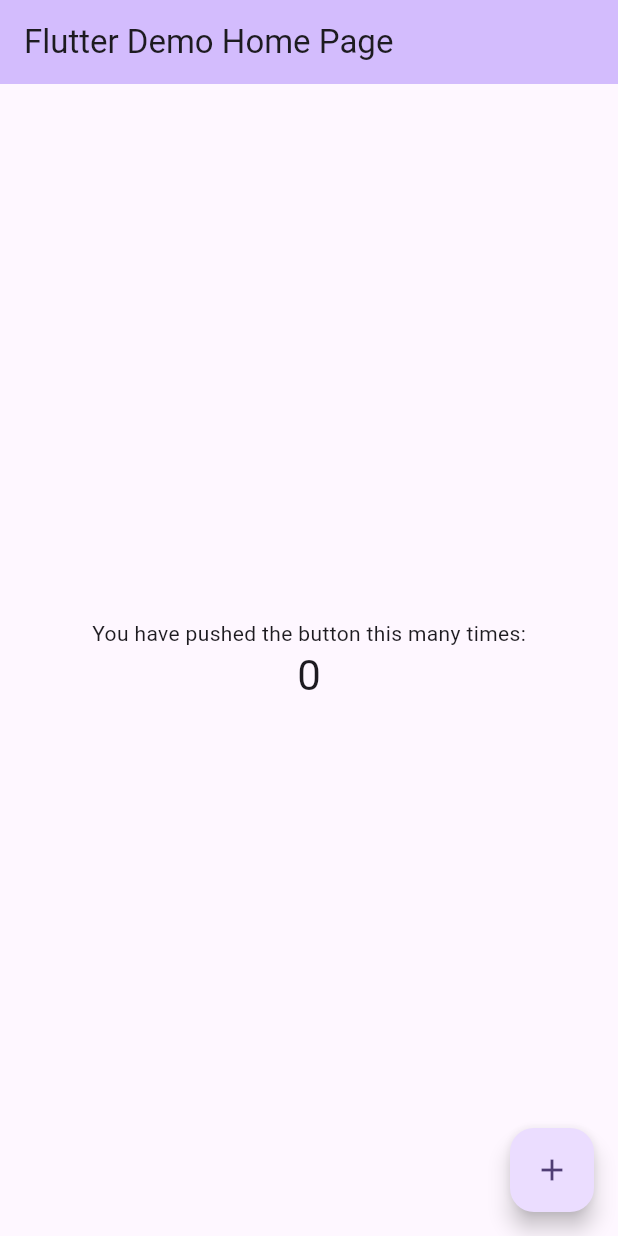
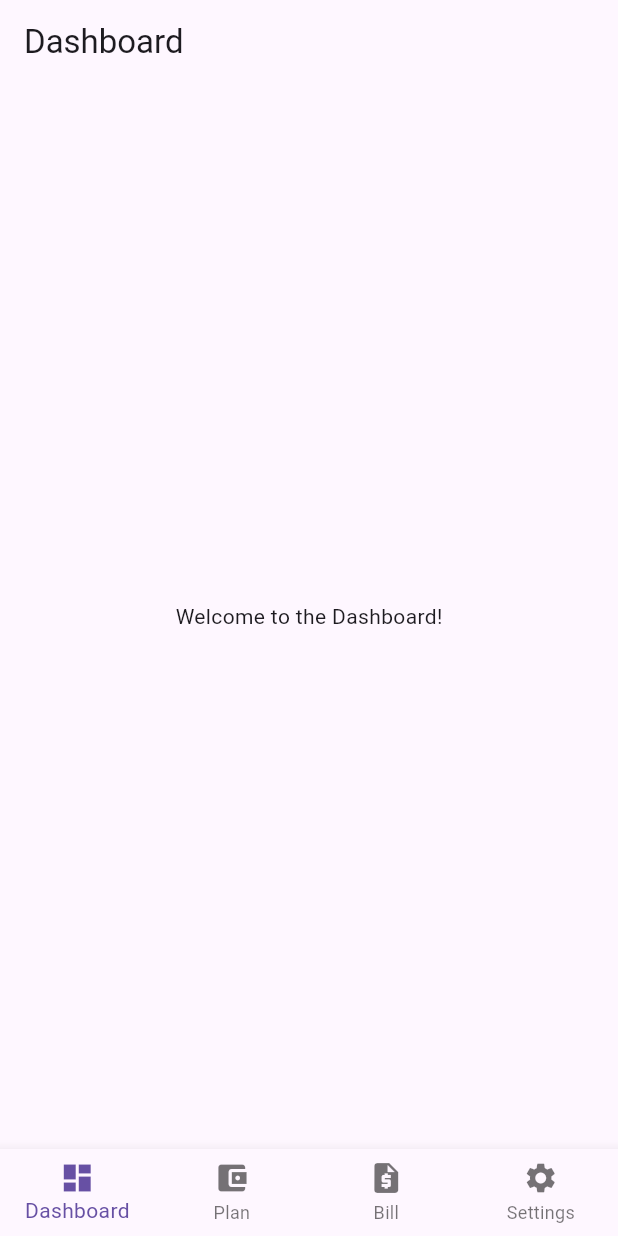
Before and after one commit to qwrtsdev/moneyplus_material, a Flutter app: the screen it shows after launch, on a phone screen of 412 x 824 dp. Run offline on Flutter 3.47's test engine with Material 3 defaults, Android fonts, the phone set to English and light mode, and no system bars; our stand-ins replace permission_handler; missing offline and left inert: google_mlkit_text_recognition.

Commit message:
add all tabs.

```diff
--- a/lib/main.dart
+++ b/lib/main.dart
@@ -1,122 +1,20 @@
 import 'package:flutter/material.dart';
+import 'screens/home_screen.dart';
 
 void main() {
+  WidgetsFlutterBinding.ensureInitialized();
   runApp(const MyApp());
 }
 
 class MyApp extends StatelessWidget {
   const MyApp({super.key});
 
-  // This widget is the root of your application.
   @override
   Widget build(BuildContext context) {
     return MaterialApp(
-      title: 'Flutter Demo',
-      theme: ThemeData(
-        // This is the theme of your application.
-        //
-        // TRY THIS: Try running your application with "flutter run". You'll see
-        // the application has a purple toolbar. Then, without quitting the app,
-        // try changing the seedColor in the colorScheme below to Colors.green
-        // and then invoke "hot reload" (save your changes or press the "hot
-        // reload" button in a Flutter-supported IDE, or press "r" if you used
-        // the command line to start the app).
-        //
-        // Notice that the counter didn't reset back to zero; the application
-        // state is not lost during the reload. To reset the state, use hot
-        // restart instead.
-        //
-        // This works for code too, not just values: Most code changes can be
-        // tested with just a hot reload.
-        colorScheme: .fromSeed(seedColor: Colors.deepPurple),
-      ),
-      home: const MyHomePage(title: 'Flutter Demo Home Page'),
+      title: 'MoneyPlus',
+
+      home: const HomeScreen(),
     );
   }
 }
-
-class MyHomePage extends StatefulWidget {
-  const MyHomePage({super.key, required this.title});
-
-  // This widget is the home page of your application. It is stateful, meaning
-  // that it has a State object (defined below) that contains fields that affect
-  // how it looks.
-
-  // This class is the configuration for the state. It holds the values (in this
-  // case the title) provided by the parent (in this case the App widget) and
-  // used by the build method of the State. Fields in a Widget subclass are
-  // always marked "final".
-
-  final String title;
-
-  @override
-  State<MyHomePage> createState() => _MyHomePageState();
-}
-
-class _MyHomePageState extends State<MyHomePage> {
-  int _counter = 0;
-
-  void _incrementCounter() {
-    setState(() {
-      // This call to setState tells the Flutter framework that something has
-      // changed in this State, which causes it to rerun the build method below
-      // so that the display can reflect the updated values. If we changed
-      // _counter without calling setState(), then the build method would not be
-      // called again, and so nothing would appear to happen.
-      _counter++;
-    });
-  }
-
-  @override
-  Widget build(BuildContext context) {
-    // This method is rerun every time setState is called, for instance as done
-    // by the _incrementCounter method above.
-    //
-    // The Flutter framework has been optimized to make rerunning build methods
-    // fast, so that you can just rebuild anything that needs updating rather
-    // than having to individually change instances of widgets.
-    return Scaffold(
-      appBar: AppBar(
-        // TRY THIS: Try changing the color here to a specific color (to
-        // Colors.amber, perhaps?) and trigger a hot reload to see the AppBar
-        // change color while the other colors stay the same.
-        backgroundColor: Theme.of(context).colorScheme.inversePrimary,
-        // Here we take the value from the MyHomePage object that was created by
-        // the App.build method, and use it to set our appbar title.
-        title: Text(widget.title),
-      ),
-      body: Center(
-        // Center is a layout widget. It takes a single child and positions it
-        // in the middle of the parent.
-        child: Column(
-          // Column is also a layout widget. It takes a list of children and
-          // arranges them vertically. By default, it sizes itself to fit its
-          // children horizontally, and tries to be as tall as its parent.
-          //
-          // Column has various properties to control how it sizes itself and
-          // how it positions its children. Here we use mainAxisAlignment to
-          // center the children vertically; the main axis here is the vertical
-          // axis because Columns are vertical (the cross axis would be
-          // horizontal).
-          //
-          // TRY THIS: Invoke "debug painting" (choose the "Toggle Debug Paint"
-          // action in the IDE, or press "p" in the console), to see the
-          // wireframe for each widget.
-          mainAxisAlignment: .center,
-          children: [
-            const Text('You have pushed the button this many times:'),
-            Text(
-              '$_counter',
-              style: Theme.of(context).textTheme.headlineMedium,
-            ),
-          ],
-        ),
-      ),
-      floatingActionButton: FloatingActionButton(
-        onPressed: _incrementCounter,
-        tooltip: 'Increment',
-        child: const Icon(Icons.add),
-      ),
-    );
-  }
-}
--- /dev/null
+++ b/lib/screens/dashboard_tab.dart
@@ -0,0 +1,28 @@
+import 'package:flutter/material.dart';
+
+class DashboardTab extends StatefulWidget {
+  @override
+  State<DashboardTab> createState() => _DashboardTabState();
+}
+
+class _DashboardTabState extends State<DashboardTab> {
+
+  @override
+  void initState() {
+    super.initState();
+  }
+
+  @override
+  Widget build(BuildContext context) {
+    return Scaffold(
+      appBar: AppBar(
+        title: const Text('Dashboard'),
+      ),
+      body: Center(
+        child: Text(
+          'Welcome to the Dashboard!',
+        ),
+      ),
+    );
+  }
+}
--- /dev/null
+++ b/lib/screens/home_screen.dart
@@ -0,0 +1,61 @@
+import 'package:flutter/material.dart';
+import 'dashboard_tab.dart';
+import 'plan_tab.dart';
+import 'bill_tab.dart';
+import 'settings_tab.dart';
+
+class HomeScreen extends StatefulWidget {
+  const HomeScreen({super.key});
+
+  @override
+  State<HomeScreen> createState() => _HomeScreenState();
+}
+
+class _HomeScreenState extends State<HomeScreen> {
+  int _currentIndex = 0;
+
+  @override
+  void initState() {
+    super.initState();
+  }
+
+  @override
+  Widget build(BuildContext context) {
+    final List<Widget> tabs = [
+      DashboardTab(),
+      PlanTab(),
+      BillTab(),
+      SettingsTab(),
+    ];
+
+    return Scaffold(
+      body: IndexedStack(
+        index: _currentIndex,
+        children: tabs,
+      ),
+      bottomNavigationBar: BottomNavigationBar(
+        currentIndex: _currentIndex,
+        onTap: (index) => setState(() => _currentIndex = index),
+        type: BottomNavigationBarType.fixed,
+        items: const [
+          BottomNavigationBarItem(
+            icon: Icon(Icons.dashboard),
+            label: 'Dashboard',
+          ),
+          BottomNavigationBarItem(
+            icon: Icon(Icons.account_balance_wallet),
+            label: 'Plan',
+          ),
+          BottomNavigationBarItem(
+            icon: Icon(Icons.request_quote),
+            label: 'Bill',
+          ),
+          BottomNavigationBarItem(
+            icon: Icon(Icons.settings),
+            label: 'Settings',
+          ),
+        ],
+      ),
+    );
+  }
+}
```
Also changed, not shown: lib/screens/bill_tab.dart (added, +28 -0 lines), lib/screens/plan_tab.dart (added, +28 -0 lines), lib/screens/settings_tab.dart (added, +28 -0 lines).
